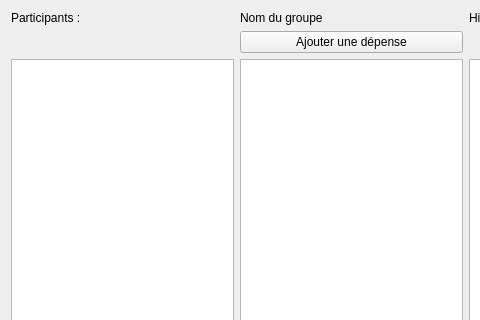
Old version of the form vues/pagegestiondebudget/pagegestiondebudget.ui in the repository Esr0g/ShareCount; both pictures show x 0 to 480 and y 0 to 320 of the 703 by 691 pixel window.
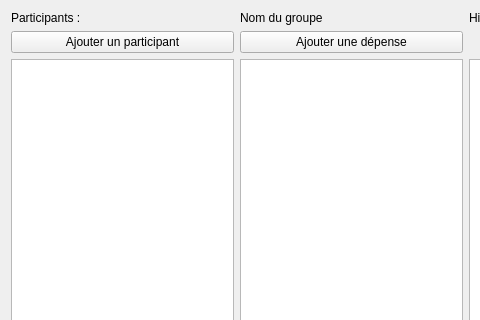
New version of the form.

The edit to the form file:
```diff
--- a/vues/pagegestiondebudget/pagegestiondebudget.ui
+++ b/vues/pagegestiondebudget/pagegestiondebudget.ui
@@ -51,6 +51,13 @@
      </property>
     </widget>
    </item>
+   <item row="2" column="0">
+    <widget class="QPushButton" name="pushButton_2">
+     <property name="text">
+      <string>Ajouter un participant</string>
+     </property>
+    </widget>
+   </item>
   </layout>
  </widget>
  <resources/>
```
